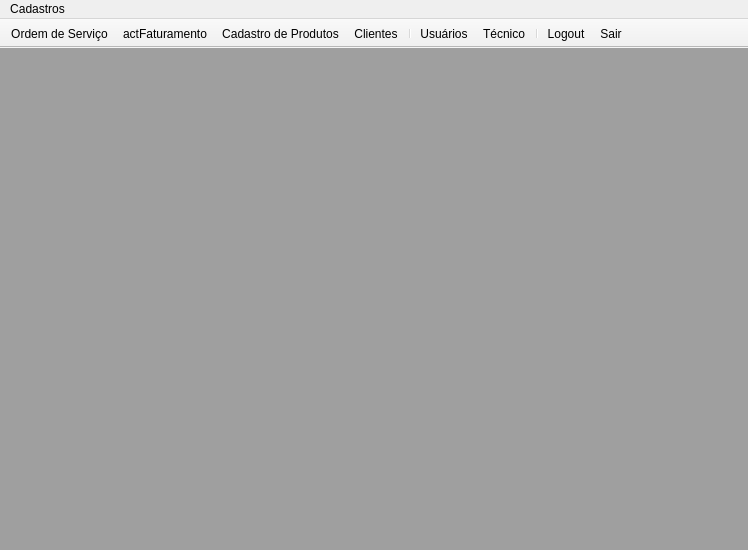
The window that forms/mainmenu.ui (fernandordefaria/estoque) describes before a commit, drawn with Qt 5.
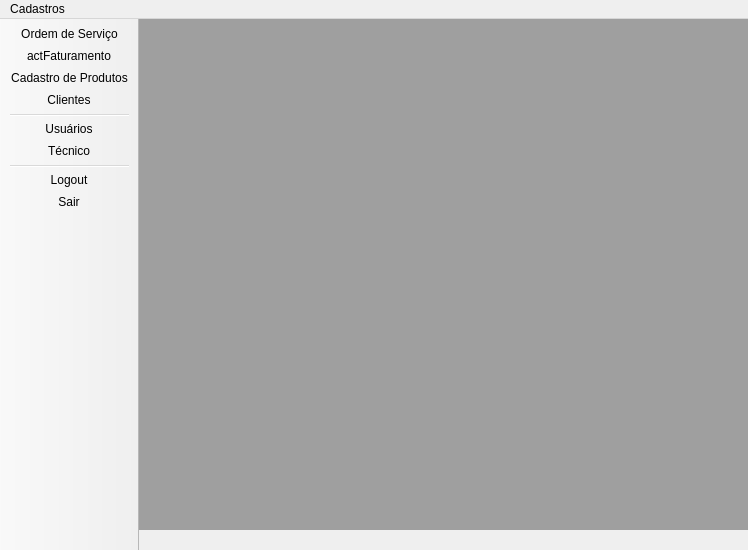
The same window after the commit. Icons and pictures are not drawn.

Patch:
```diff
--- a/forms/mainmenu.ui
+++ b/forms/mainmenu.ui
@@ -74,7 +74,7 @@
     <bool>false</bool>
    </property>
    <attribute name="toolBarArea">
-    <enum>TopToolBarArea</enum>
+    <enum>LeftToolBarArea</enum>
    </attribute>
    <attribute name="toolBarBreak">
     <bool>false</bool>
```
Left out of the diff: 2 changed lines with no effect on the pictures.
